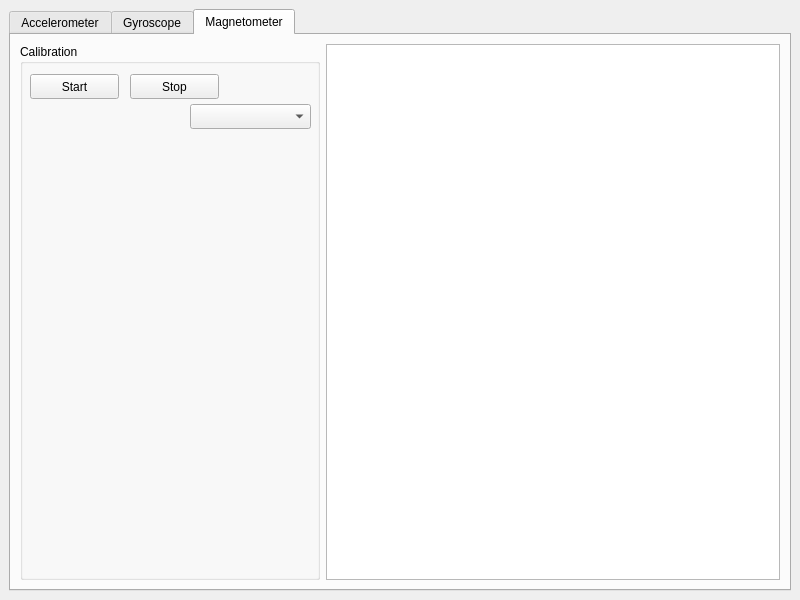
pcdangio/ros-calibration_imu, file src/fmain.ui: the form before one commit.
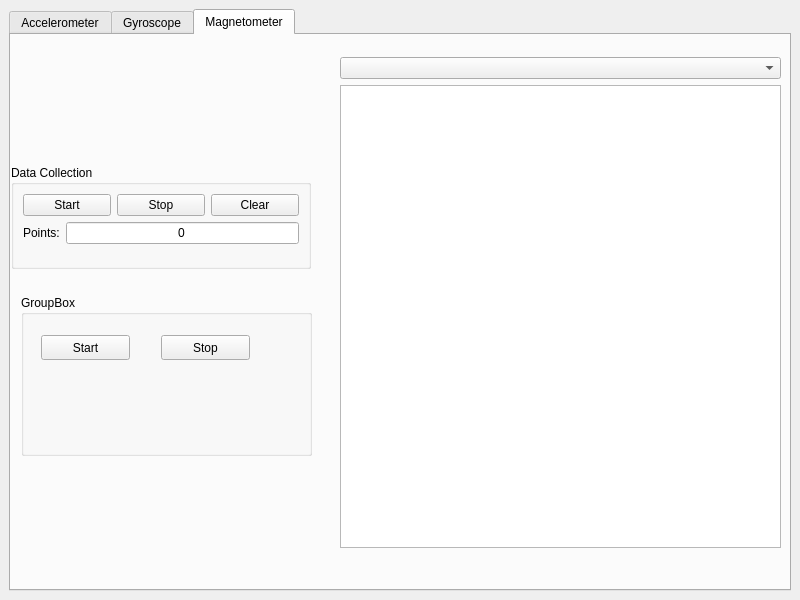
The form after the commit. Custom widgets are drawn as their Qt base class.

Commit message: magnetometer: added clear points capability

```diff
--- a/src/fmain.ui
+++ b/src/fmain.ui
@@ -34,9 +34,44 @@
        <attribute name="title">
         <string>Magnetometer</string>
        </attribute>
-       <layout class="QHBoxLayout" name="horizontalLayout_2">
+       <widget class="QWidget" name="verticalLayoutWidget">
+        <property name="geometry">
+         <rect>
+          <x>329</x>
+          <y>22</y>
+          <width>441</width>
+          <height>491</height>
+         </rect>
+        </property>
+        <layout class="QVBoxLayout" name="verticalLayout_3">
         <item>
+          <widget class="QComboBox" name="combobox_magnetometer_charts"/>
+         </item>
+         <item>
+          <widget class="QChartView" name="chart_magnetometer_calibrate"/>
+         </item>
+        </layout>
+       </widget>
+       <widget class="QWidget" name="verticalLayoutWidget_2">
+        <property name="geometry">
+         <rect>
+          <x>20</x>
+          <y>20</y>
+          <width>302</width>
+          <height>80</height>
+         </rect>
+        </property>
+        <layout class="QVBoxLayout" name="verticalLayout_4"/>
+       </widget>
          <widget class="QGroupBox" name="groupBox">
+        <property name="geometry">
+         <rect>
+          <x>0</x>
+          <y>130</y>
+          <width>300</width>
+          <height>104</height>
+         </rect>
+        </property>
           <property name="minimumSize">
            <size>
             <width>300</width>
@@ -44,50 +79,99 @@
            </size>
           </property>
           <property name="title">
-           <string>Calibration</string>
-          </property>
+         <string>Data Collection</string>
+        </property>
+        <layout class="QVBoxLayout" name="verticalLayout_5">
+         <item>
+          <layout class="QHBoxLayout" name="horizontalLayout_2">
+           <item>
           <widget class="QPushButton" name="button_magnetometer_start_collection">
-           <property name="geometry">
-            <rect>
-             <x>10</x>
-             <y>30</y>
-             <width>89</width>
-             <height>25</height>
-            </rect>
-           </property>
            <property name="text">
             <string>Start</string>
            </property>
           </widget>
+           </item>
+           <item>
           <widget class="QPushButton" name="button_magnetometer_stop_collection">
+             <property name="text">
+              <string>Stop</string>
+             </property>
+            </widget>
+           </item>
+           <item>
+            <widget class="QPushButton" name="button_magnetometer_clear_collection">
+             <property name="text">
+              <string>Clear</string>
+             </property>
+            </widget>
+           </item>
+          </layout>
+         </item>
+         <item>
+          <layout class="QFormLayout" name="formLayout_2">
+           <item row="0" column="0">
+            <widget class="QLabel" name="label">
+             <property name="text">
+              <string>Points:</string>
+             </property>
+            </widget>
+           </item>
+           <item row="0" column="1">
+            <widget class="QLineEdit" name="lineedit_magnetometer_n_collection_points">
+             <property name="text">
+              <string>0</string>
+             </property>
+             <property name="alignment">
+              <set>Qt::AlignCenter</set>
+             </property>
+             <property name="readOnly">
+              <bool>true</bool>
+             </property>
+            </widget>
+           </item>
+          </layout>
+         </item>
+        </layout>
+       </widget>
+       <widget class="QGroupBox" name="groupBox_2">
            <property name="geometry">
             <rect>
-             <x>110</x>
-             <y>30</y>
+          <x>10</x>
+          <y>260</y>
+          <width>291</width>
+          <height>161</height>
+         </rect>
+        </property>
+        <property name="title">
+         <string>GroupBox</string>
+        </property>
+        <widget class="QPushButton" name="button_start_fit">
+         <property name="geometry">
+          <rect>
+           <x>20</x>
+           <y>40</y>
              <width>89</width>
              <height>25</height>
             </rect>
            </property>
            <property name="text">
-            <string>Stop</string>
-           </property>
-          </widget>
-          <widget class="QComboBox" name="combobox_magnetometer_charts">
+          <string>Start</string>
+         </property>
+        </widget>
+        <widget class="QPushButton" name="button_stop_fit">
            <property name="geometry">
             <rect>
-             <x>170</x>
-             <y>60</y>
-             <width>121</width>
+           <x>140</x>
+           <y>40</y>
+           <width>89</width>
              <height>25</height>
             </rect>
            </property>
-          </widget>
-         </widget>
-        </item>
-        <item>
-         <widget class="QChartView" name="chart_magnetometer_calibrate"/>
-        </item>
-       </layout>
+         <property name="text">
+          <string>Stop</string>
+         </property>
+        </widget>
+       </widget>
       </widget>
      </widget>
     </item>
```
Lines whose indentation alone changed are shown as unchanged. The commit also changes 4 other files.
